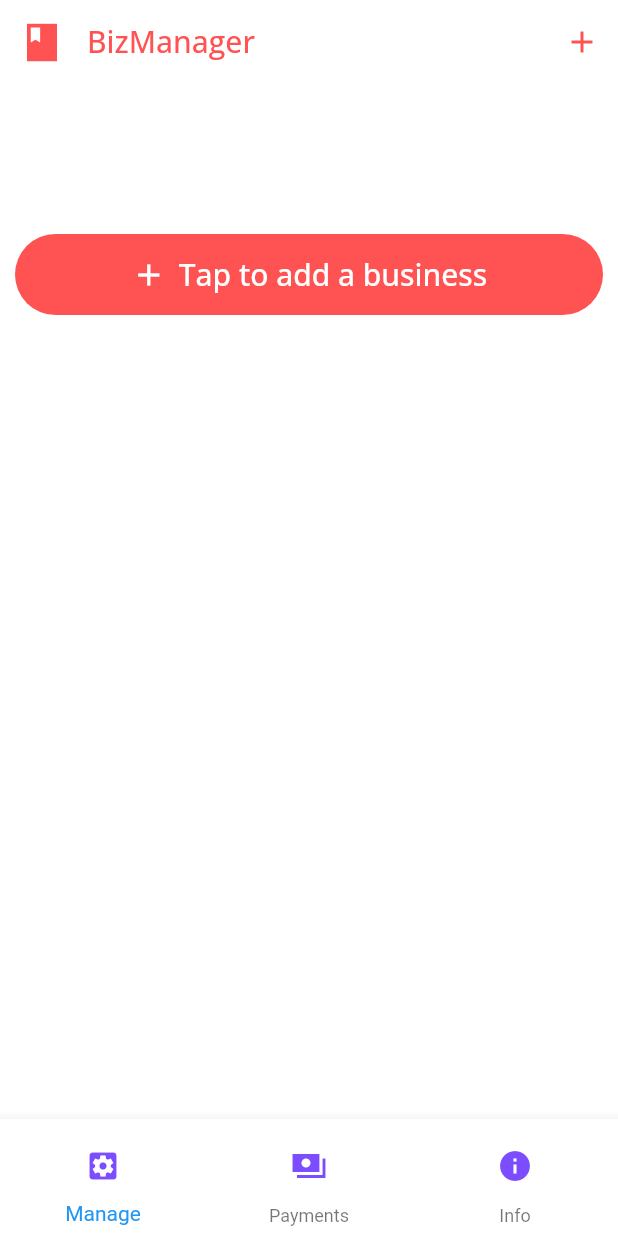
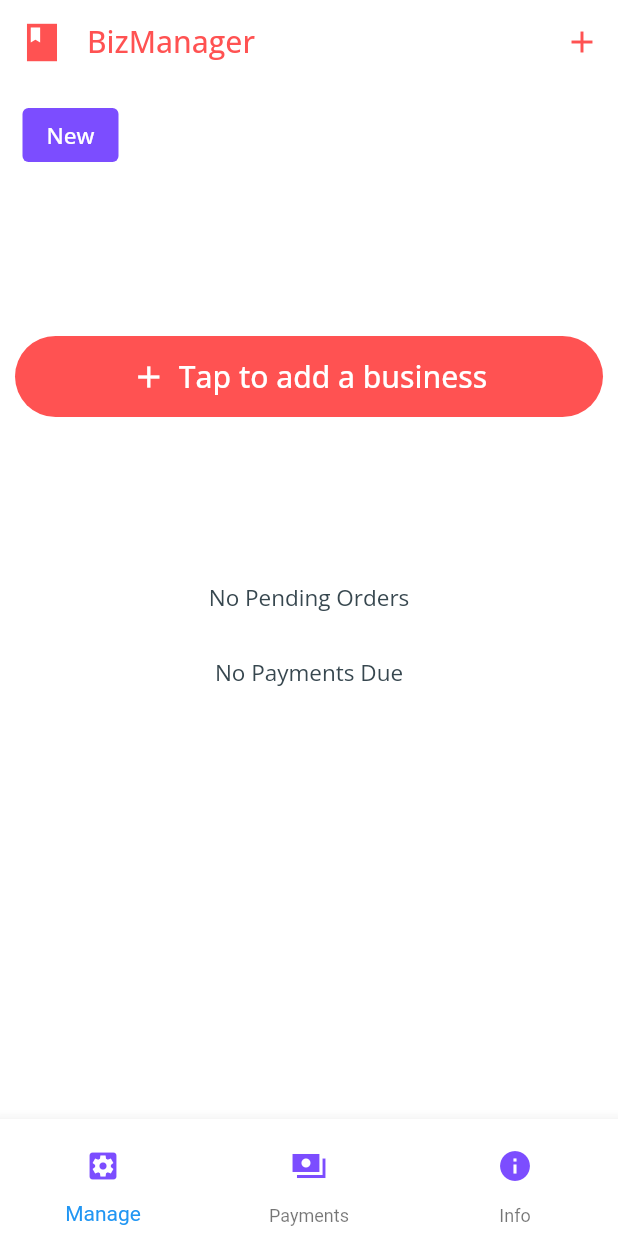
Before and after one commit to Arnj121/BizManager, a Flutter app: the screen it shows after launch, after a tap on the "add" icon, on a phone screen of 412 x 824 dp. Run offline on Flutter 3.47's test engine with Material 2 defaults, Android fonts, the phone set to English and light mode, and no system bars; our stand-ins replace google_fonts, percent_indicator, sqflite; accounts and stored records are empty.

Commit message:
second commit

```diff
--- a/lib/database.dart
+++ b/lib/database.dart
@@ -61,7 +61,7 @@ class DatabaseHelper{
     ''');
     await db.execute('''create table achievements(
               id integer primary key,
-              int bid,
+              bid integer,
               daily text,
               dtimes integer,
               monthly text,
@@ -76,7 +76,6 @@ class DatabaseHelper{
     await db.delete('business',where: '1=1');
     await db.delete('orders',where: '1=1');
     await db.delete('payments',where: '1=1');
-
   }
 
 
@@ -85,7 +84,7 @@ class DatabaseHelper{
     await db.insert('business', {
       'id': id,
       'name': name,
-      'date': DateTime.now(),
+      'date': DateTime.now().toString(),
       'totalMoney': 0,
       'dailyTarget': dt,
       'monthlyTarget': mt
@@ -125,7 +124,7 @@ class DatabaseHelper{
 
   Future<List<Map<String,dynamic>>> getPendingOrders(int bid) async{
     Database db= await database;
-    List<Map<String, dynamic>> res = await db.query('orders',where:'bid=?, completed=?',whereArgs:[bid,0]);
+    List<Map<String, dynamic>> res = await db.query('orders',where:'bid=? and completed=?',whereArgs:[bid,0]);
     print(res);print(128);
     return res;
   }
@@ -139,13 +138,13 @@ class DatabaseHelper{
       return res;
     }
     else if(id!=0){
-      List<Map<String, dynamic>> res = await db.query('payments',where: 'id=?, bid=>',whereArgs: [id,bid]);
+      List<Map<String, dynamic>> res = await db.query('payments',where: 'id=? and bid=?',whereArgs: [id,bid]);
       print(res);
       print(143);
       return res;
     }
     else if(oid!=0){
-      List<Map<String, dynamic>> res = await db.query('payments',where: 'oid=?, bid=?',whereArgs: [oid,bid]);
+      List<Map<String, dynamic>> res = await db.query('payments',where: 'oid=? and bid=?',whereArgs: [oid,bid]);
       print(res);
       print(149);
       return res;
@@ -155,7 +154,7 @@ class DatabaseHelper{
   Future<List<Map<String,dynamic>>> getTodayPayments(int bid)async{
     Database db= await database;
     DateTime d = DateTime.now();
-    List<Map<String, dynamic>> res = await db.query('payments',columns: ['sum(amount)'],where: 'bid=? and hasPaid=? and date like ?-?-?%',whereArgs: [bid,1,d.day,d.month,d.year]);
+    List<Map<String, dynamic>> res = await db.query('payments',columns: ['amount'],where: 'bid=? and hasPaid=? and date like ?-?-?',whereArgs: [bid,1,'${d.year}','%${d.month}','%${d.day}%']);
     print(res);
     print(158);
     return res;
@@ -163,7 +162,7 @@ class DatabaseHelper{
 
   Future<List<Map<String,dynamic>>> getPendingPayments(int bid) async{
     Database db= await database;
-    List<Map<String, dynamic>> res = await db.query('payments',where: 'bid=?, hasPaid=?',whereArgs: [bid,0]);
+    List<Map<String, dynamic>> res = await db.query('payments',where: 'bid=? and hasPaid=?',whereArgs: [bid,0]);
     print(res);
     print(166);
     return res;
@@ -171,7 +170,7 @@ class DatabaseHelper{
 
   Future<List<Map<String,dynamic>>> getBusiness() async{
     Database db = await database;
-    List<Map<String,dynamic>> res=await db.query('business',columns: ['id']);
+    List<Map<String,dynamic>> res=await db.query('business');
     print(res);print(173);
     return res;
   }
@@ -185,7 +184,7 @@ class DatabaseHelper{
 
   Future<List<Map<String,dynamic>>> getAchievements(int id) async{
     Database db = await database;
-    List<Map<String,dynamic>> res=await db.query('achievements',where: 'id=?',whereArgs: [id]);
+    List<Map<String,dynamic>> res=await db.query('achievements',where: 'bid=?',whereArgs: [id]);
     print(res);print(187);
     return res;
   }
--- a/lib/home.dart
+++ b/lib/home.dart
@@ -29,6 +29,8 @@ class _HomeState extends State<Home> {
     print(items);print(19);
     if(items.length==0){
       empty=1;
+      current=0;
+      name='New';
     }
     else {
       current = items[0]['id'];
@@ -40,19 +42,38 @@ class _HomeState extends State<Home> {
   }
 
   Future<void> getBusinessData()async{
-    List<Map<String,dynamic>> temp = await db.getTargets(current);
-    targets.add({'name':'daily','value':temp[0]['dailyTarget']});
-    targets.add({'name':'monthly','value':temp[0]['monthlyTarget']});
+    int todayEarn=0,monthEarn=0;
+
     orders = await db.getPendingOrders(current);
     payments = await db.getPendingPayments(current);
     achievements = await db.getAchievements(current);
-    total = await db.getTodayPayments(current);
+    total = await db.getPayments(current,0,0);
+    DateTime d,tod = DateTime.now();
+    total.forEach((element){
+      print(element);print(53);
+      d = DateTime.parse(element['date']);
+      if(d.month==tod.month && d.year == tod.year && element['hasPaid']==1){
+        monthEarn+=element['amount'];
+        if(d.day == tod.day)
+          todayEarn+=element['amount'];
+      }
+    });
+    targets.add({'name':'daily','target':this.items[0]['dailyTarget'],'value':todayEarn});
+    targets.add({'name':'monthly','target':this.items[0]['monthlyTarget'],'value':monthEarn});
+    this.setState(() {
       visible=true;
+    });
   }
 
   @override
+  void initState(){
+    super.initState();
+    this.initData();
+  }
+
+
+  @override
   Widget build(BuildContext context) {
-    this.initData();current=0;
     return SafeArea(
       child: Scaffold(
         backgroundColor: Colors.white,
@@ -83,6 +104,7 @@ class _HomeState extends State<Home> {
                   ),
                   // onPressed: ()async {
                   //   dynamic ret= await Navigator.pushNamed(context, '/addnew');
+                  //   if(ret!=null)
                     //   this.setState(() {
                     //      name=ret['name'];
                     //      current = ret['id'];
@@ -94,9 +116,10 @@ class _HomeState extends State<Home> {
                 )
               ],
             ),
-            SliverList(delegate: SliverChildBuilderDelegate(
+            SliverList(
+                delegate: SliverChildBuilderDelegate(
                 (BuildContext context,int index){
-                  if(this.empty!=0)
+                  // if(this.empty!=0)
                     return Container(
                       child: Row(
                         mainAxisAlignment: MainAxisAlignment.start,
@@ -144,7 +167,7 @@ class _HomeState extends State<Home> {
                       ),
                       margin: EdgeInsets.symmetric(vertical: 10.0,horizontal: 5.0),
                     );
-                  else return null;
+                  // else return null;
                 },childCount: 1
             )),
             SliverVisibility(
@@ -163,11 +186,15 @@ class _HomeState extends State<Home> {
                                     ),
                                   ),
                                   onPressed: () async{
-                                  dynamic ret =Navigator.pushNamed(context, '/addnew');
+                                  dynamic ret =await Navigator.pushNamed(context, '/addnew');
+                                  print(ret);print(176);
+                                  if(ret!=null) {
                                     this.setState(() {
-                                    this.name=ret['name'];
-                                    this.current=ret['id'];
+                                      this.name = ret['name'];
+                                      this.current = ret['id'];
                                     });
+                                    this.getBusinessData();
+                                  }
                                 }
                                 ),
                             margin: EdgeInsets.symmetric(vertical: 100.0,horizontal: 10),
@@ -219,28 +246,28 @@ class _HomeState extends State<Home> {
               ),
             ),
             ),
-            // SliverList(
-            //   delegate: SliverChildBuilderDelegate(
-            //       (BuildContext context,int index){
-            //         if(this.orders.length!=0){
-            //           return Container(
-            //             child: Center(
-            //               child: Text(
-            //                 'No Pending Orders',
-            //                 style: GoogleFonts.openSans(
-            //                   fontSize: 20.0,
-            //                   color: Colors.blueGrey[800]
-            //                 ),
-            //               ),
-            //             ),
-            //             margin: EdgeInsets.symmetric(vertical: 5.0,horizontal: 3.0),
-            //           );
-            //         }
-            //         else return null;
-            //       },
-            //     childCount: this.orders.length
-            //   ),
-            // ),
+            SliverList(
+              delegate: SliverChildBuilderDelegate(
+                  (BuildContext context,int index){
+                    if(this.orders.length==0){
+                      return Container(
+                        child: Center(
+                          child: Text(
+                            'No Pending Orders',
+                            style: GoogleFonts.openSans(
+                              fontSize: 15.0,
+                              color: Colors.blueGrey[800]
+                            ),
+                          ),
+                        ),
+                        margin: EdgeInsets.fromLTRB(0, 10, 0, 20),
+                      );
+                    }
+                    else return null;
+                  },
+                childCount: 1
+              ),
+            ),
             SliverVisibility(
               visible: this.visible,
               sliver: SliverList(
@@ -303,6 +330,28 @@ class _HomeState extends State<Home> {
                 ),
               ),
             ),
+            SliverList(
+              delegate: SliverChildBuilderDelegate(
+                  (BuildContext context,int index){
+                    if(this.payments.length==0){
+                      return Container(
+                        child: Center(
+                          child: Text(
+                            'No Payments Due',
+                            style: GoogleFonts.openSans(
+                              fontSize: 15.0,
+                              color: Colors.blueGrey[800]
+                            ),
+                          ),
+                        ),
+                        margin: EdgeInsets.fromLTRB(0, 10, 0, 20),
+                      );
+                    }
+                    else return null;
+                  },
+                childCount: 1
+              ),
+            ),
             SliverVisibility(
               visible: this.visible,
               sliver: SliverList(
@@ -356,23 +405,35 @@ class _HomeState extends State<Home> {
   }
 
   Container renderProgress(index) {
+    dynamic percent=0;String txt='0.00 %';
+    if(this.targets[index]['target']==0){
+
+    }
     return Container(
         child: CircularPercentIndicator(
-          percent: 0.5,
-          radius: 50.0,
-          backgroundColor: Colors.purple[50],
+          percent: percent,
+          radius: 100.0,
+          backgroundColor: Colors.orange[50],
           fillColor: Colors.deepPurpleAccent,
+          progressColor: Colors.orangeAccent,
           center: Text(
-            this.targets[index]['value'],
+            txt,
             style: GoogleFonts.openSans(
-              color: Colors.orangeAccent
+              color: Colors.orangeAccent,
+              fontSize: 30.0
             ),
           ),
           animation: true,
           animationDuration: 700,
-          footer: Text(
+          footer: Container(
+            child: Text(
               this.targets[index]['name'],
-            style: GoogleFonts.openSans(),
+              style: GoogleFonts.openSans(
+                fontSize: 20.0,
+                color: Colors.orange[50]
+              ),
+            ),
+            margin: EdgeInsets.fromLTRB(0, 10, 0, 0),
           ),
         ),
     );
--- a/lib/selectbiz.dart
+++ b/lib/selectbiz.dart
@@ -71,7 +71,8 @@ class _SelectBizState extends State<SelectBiz> {
                         trailing: Text(
                           this.items[index]['totalMoney'].toString(),
                           style: GoogleFonts.openSans(
-                            color: Colors.white
+                            color: Colors.white,
+                            fontSize: 25.0
                           ),
                         ),
                       ),
```
Lines whose indentation alone changed are shown as unchanged.
